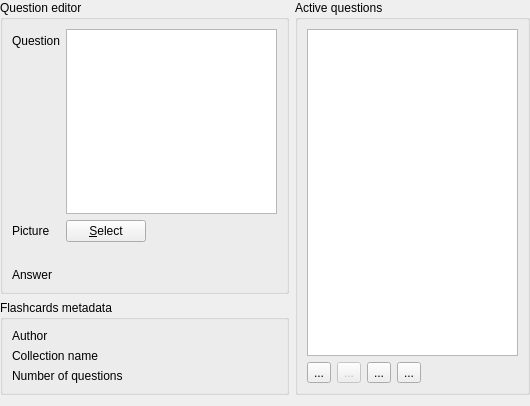
First picture: the form in src/templates/flashcard/flashcardeditor.ui, repository BuildmLearn/BuildmLearn-Toolkit, before the edit.
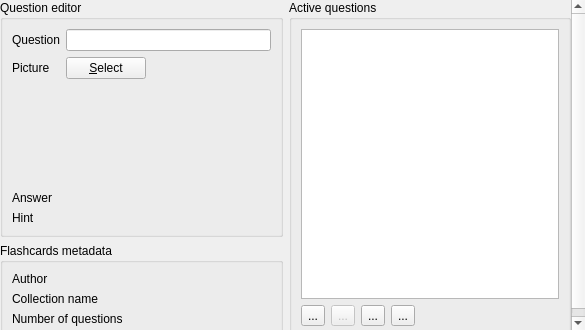
Second picture: the form after the edit. Custom widgets are drawn as their Qt base class.

```diff
--- a/src/templates/flashcard/flashcardeditor.ui
+++ b/src/templates/flashcard/flashcardeditor.ui
@@ -6,13 +6,43 @@
    <rect>
     <x>0</x>
     <y>0</y>
-    <width>530</width>
-    <height>406</height>
+    <width>585</width>
+    <height>330</height>
    </rect>
   </property>
   <property name="windowTitle">
    <string>Form</string>
   </property>
+  <layout class="QHBoxLayout" name="horizontalLayout">
+   <property name="leftMargin">
+    <number>0</number>
+   </property>
+   <property name="topMargin">
+    <number>0</number>
+   </property>
+   <property name="rightMargin">
+    <number>0</number>
+   </property>
+   <property name="bottomMargin">
+    <number>0</number>
+   </property>
+   <item>
+    <widget class="QScrollArea" name="scrollArea">
+     <property name="frameShape">
+      <enum>QFrame::NoFrame</enum>
+     </property>
+     <property name="widgetResizable">
+      <bool>true</bool>
+     </property>
+     <widget class="QWidget" name="scrollAreaWidgetContents">
+      <property name="geometry">
+       <rect>
+        <x>0</x>
+        <y>0</y>
+        <width>585</width>
+        <height>330</height>
+       </rect>
+      </property>
   <layout class="QGridLayout" name="gridLayout">
    <property name="leftMargin">
     <number>0</number>
@@ -23,6 +53,9 @@
    <property name="rightMargin">
     <number>0</number>
    </property>
+       <property name="bottomMargin">
+        <number>0</number>
+       </property>
    <item row="0" column="0">
     <widget class="QGroupBox" name="groupBox">
      <property name="title">
@@ -39,40 +72,10 @@
         </property>
        </widget>
       </item>
-      <item row="0" column="1">
-       <widget class="QTextEdit" name="m_txtQuestion">
-        <property name="sizePolicy">
-         <sizepolicy hsizetype="Expanding" vsizetype="Expanding">
-          <horstretch>1</horstretch>
-          <verstretch>1</verstretch>
-         </sizepolicy>
-        </property>
-        <property name="html">
-         <string>&lt;!DOCTYPE HTML PUBLIC &quot;-//W3C//DTD HTML 4.0//EN&quot; &quot;http://www.w3.org/TR/REC-html40/strict.dtd&quot;&gt;
-&lt;html&gt;&lt;head&gt;&lt;meta name=&quot;qrichtext&quot; content=&quot;1&quot; /&gt;&lt;style type=&quot;text/css&quot;&gt;
-p, li { white-space: pre-wrap; }
-&lt;/style&gt;&lt;/head&gt;&lt;body style=&quot; font-family:'MS Shell Dlg 2'; font-size:8.25pt; font-weight:400; font-style:normal;&quot;&gt;
-&lt;p style=&quot;-qt-paragraph-type:empty; margin-top:0px; margin-bottom:0px; margin-left:0px; margin-right:0px; -qt-block-indent:0; text-indent:0px; font-size:8pt;&quot;&gt;&lt;br /&gt;&lt;/p&gt;&lt;/body&gt;&lt;/html&gt;</string>
-        </property>
-       </widget>
-      </item>
-      <item row="3" column="0">
-       <widget class="QLabel" name="label_2">
+          <item row="1" column="0">
+           <widget class="QLabel" name="label_5">
         <property name="text">
-         <string>Answer</string>
-        </property>
-       </widget>
-      </item>
-      <item row="3" column="1">
-       <widget class="LineEditWithStatus" name="m_txtAnswer" native="true"/>
-      </item>
-      <item row="2" column="1">
-       <widget class="QLabel" name="m_lblPictureView">
-        <property name="text">
-         <string/>
-        </property>
-        <property name="alignment">
-         <set>Qt::AlignCenter</set>
+             <string>Picture</string>
         </property>
        </widget>
       </item>
@@ -100,13 +103,54 @@
         </item>
        </layout>
       </item>
-      <item row="1" column="0">
-       <widget class="QLabel" name="label_5">
+          <item row="2" column="1">
+           <widget class="QLabel" name="m_lblPictureView">
+            <property name="sizePolicy">
+             <sizepolicy hsizetype="Expanding" vsizetype="Expanding">
+              <horstretch>0</horstretch>
+              <verstretch>1</verstretch>
+             </sizepolicy>
+            </property>
+            <property name="minimumSize">
+             <size>
+              <width>0</width>
+              <height>100</height>
+             </size>
+            </property>
+            <property name="frameShape">
+             <enum>QFrame::NoFrame</enum>
+            </property>
         <property name="text">
-         <string>Picture</string>
-        </property>
-       </widget>
-      </item>
+             <string/>
+            </property>
+            <property name="alignment">
+             <set>Qt::AlignHCenter|Qt::AlignTop</set>
+            </property>
+           </widget>
+          </item>
+          <item row="3" column="0">
+           <widget class="QLabel" name="label_2">
+            <property name="text">
+             <string>Answer</string>
+            </property>
+           </widget>
+          </item>
+          <item row="3" column="1">
+           <widget class="LineEditWithStatus" name="m_txtAnswer" native="true"/>
+          </item>
+          <item row="4" column="0">
+           <widget class="QLabel" name="label_7">
+            <property name="text">
+             <string>Hint</string>
+            </property>
+           </widget>
+          </item>
+          <item row="4" column="1">
+           <widget class="LineEditWithStatus" name="m_txtHint" native="true"/>
+          </item>
+          <item row="0" column="1">
+           <widget class="QLineEdit" name="m_txtQuestion"/>
+          </item>
      </layout>
     </widget>
    </item>
@@ -252,6 +296,10 @@
        <widget class="LineEditWithStatus" name="m_txtNumberOfQuestions" native="true"/>
       </item>
      </layout>
+        </widget>
+       </item>
+      </layout>
+     </widget>
     </widget>
    </item>
   </layout>
```
Left out of the diff: 2 changed lines with no effect on the pictures. Lines whose indentation alone changed are shown as unchanged.
